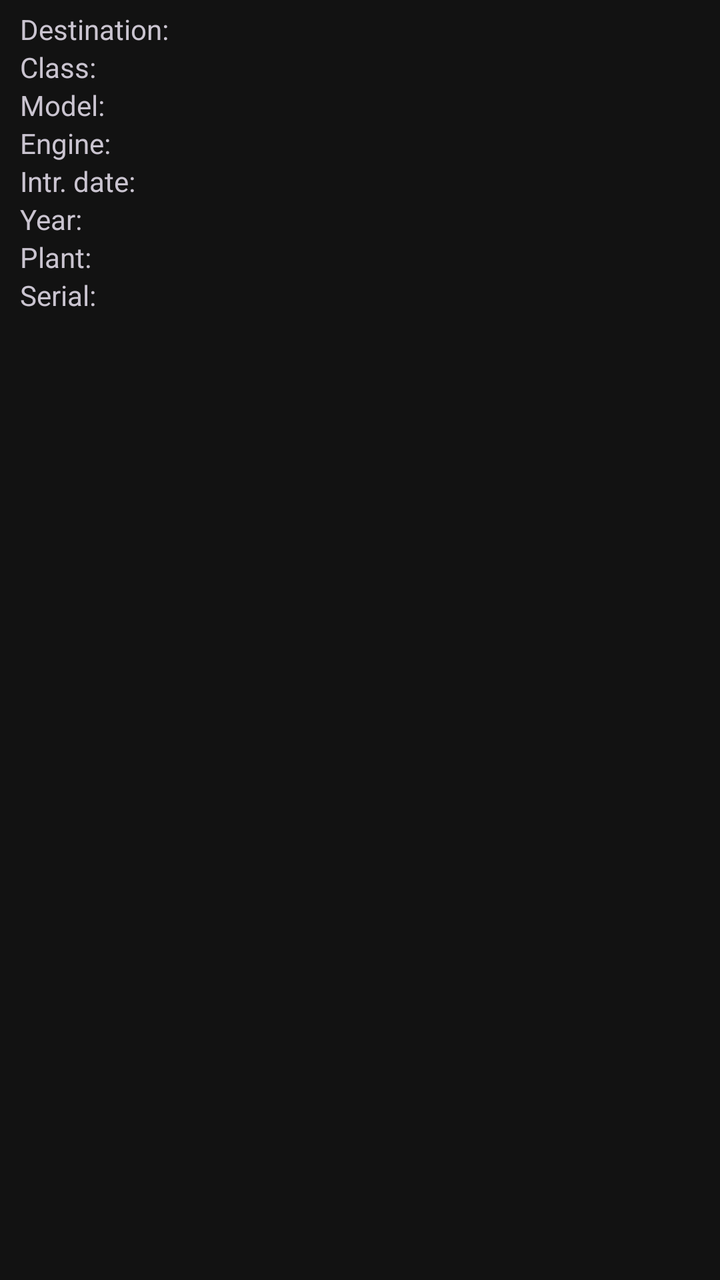
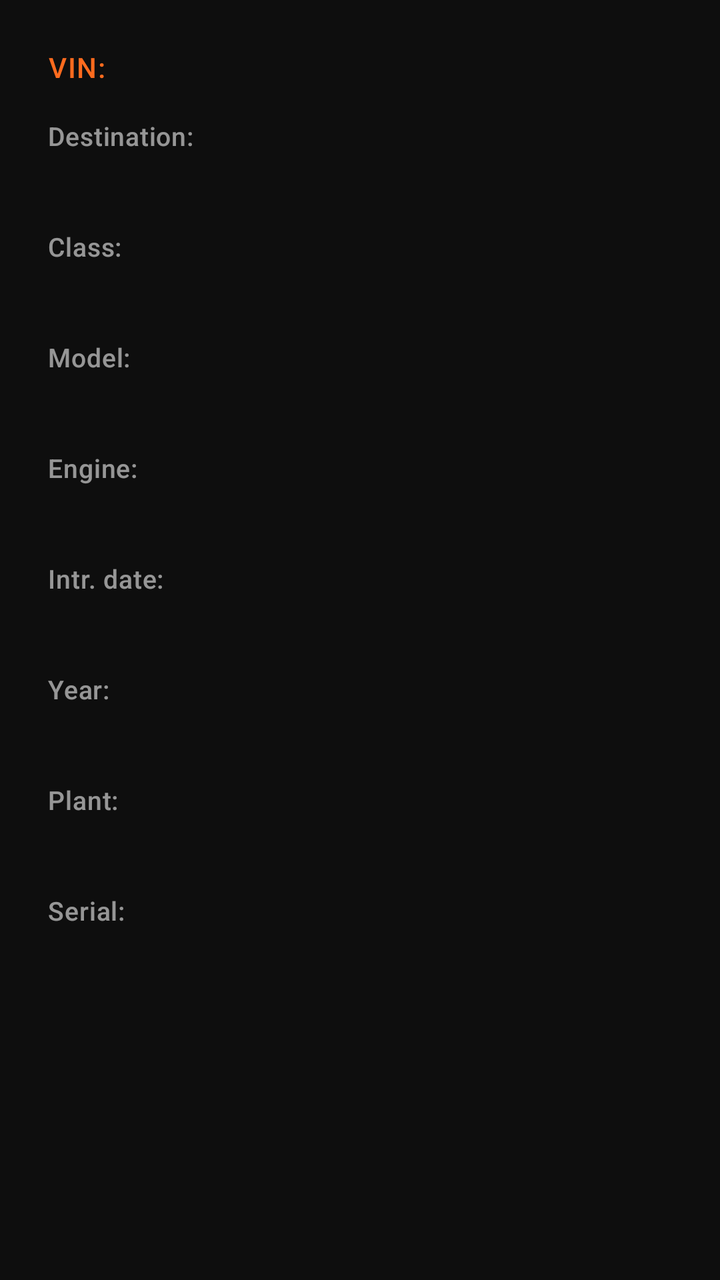

Compare the two renders of this Android layout. The source of the first and the diff that turns it into the second are given below.
<!-- AndroidManifest.xml: application theme Theme.HarleyDroid -->
<!-- res/layout/vin.xml -->
<?xml version="1.0" encoding="utf-8"?>
<TableLayout xmlns:android="http://schemas.android.com/apk/res/android"
    android:layout_width="wrap_content"
    android:layout_height="wrap_content"
    android:stretchColumns="2" >

    <View android:layout_height="5dip" />

    <TableRow>
        <TextView
            android:layout_width="wrap_content"
            android:layout_height="wrap_content"
            android:layout_column="1"
            android:paddingLeft="10dip"
            android:paddingRight="10dip"
            android:text="@string/vin_destination" />
        <TextView
            android:id="@+id/vin_destination"
            android:layout_width="wrap_content"
            android:layout_height="wrap_content" />
    </TableRow>

    <TableRow>
       <TextView
            android:layout_width="wrap_content"
            android:layout_height="wrap_content"
            android:layout_column="1"
            android:paddingLeft="10dip"
            android:paddingRight="10dip"
            android:text="@string/vin_class" />
        <TextView
            android:id="@+id/vin_class"
            android:layout_width="wrap_content"
            android:layout_height="wrap_content" />
    </TableRow>

    <TableRow>
       <TextView
            android:layout_width="wrap_content"
            android:layout_height="wrap_content"
            android:layout_column="1"
            android:paddingLeft="10dip"
            android:paddingRight="10dip"
            android:text="@string/vin_model" />
        <TextView
            android:id="@+id/vin_model"
            android:layout_width="wrap_content"
            android:layout_height="wrap_content" />
    </TableRow>

	<TableRow>
       <TextView
            android:layout_width="wrap_content"
            android:layout_height="wrap_content"
            android:layout_column="1"
            android:paddingLeft="10dip"
            android:paddingRight="10dip"
            android:text="@string/vin_engine" />
        <TextView
            android:id="@+id/vin_engine"
            android:layout_width="wrap_content"
            android:layout_height="wrap_content" />
    </TableRow>

	<TableRow>
       <TextView
            android:layout_width="wrap_content"
            android:layout_height="wrap_content"
            android:layout_column="1"
            android:paddingLeft="10dip"
            android:paddingRight="10dip"
            android:text="@string/vin_date" />
        <TextView
            android:id="@+id/vin_date"
            android:layout_width="wrap_content"
            android:layout_height="wrap_content" />
    </TableRow>

	<TableRow>
       <TextView
            android:layout_width="wrap_content"
            android:layout_height="wrap_content"
            android:layout_column="1"
            android:paddingLeft="10dip"
            android:paddingRight="10dip"
            android:text="@string/vin_year" />
        <TextView
            android:id="@+id/vin_year"
            android:layout_width="wrap_content"
            android:layout_height="wrap_content" />
    </TableRow>

	<TableRow>
       <TextView
            android:layout_width="wrap_content"
            android:layout_height="wrap_content"
            android:layout_column="1"
            android:paddingLeft="10dip"
            android:paddingRight="10dip"
            android:text="@string/vin_plant" />
        <TextView
            android:id="@+id/vin_plant"
            android:layout_width="wrap_content"
            android:layout_height="wrap_content" />
    </TableRow>

	<TableRow>
       <TextView
            android:layout_width="wrap_content"
            android:layout_height="wrap_content"
            android:layout_column="1"
            android:paddingLeft="10dip"
            android:paddingRight="10dip"
            android:text="@string/vin_serial" />
        <TextView
            android:id="@+id/vin_serial"
            android:layout_width="wrap_content"
            android:layout_height="wrap_content" />
    </TableRow>

	<View android:layout_height="5dip" />

</TableLayout>
<!-- resources referenced by this layout -->
<resources>
  <style name="Theme.HarleyDroid" parent="Theme.Material3.Dark.NoActionBar">
          <item name="colorPrimary">@color/hd_primary</item>
          <item name="colorOnPrimary">@color/hd_on_primary</item>
          <item name="colorPrimaryContainer">@color/hd_primary_container</item>
          <item name="colorSecondary">@color/hd_secondary</item>
          <item name="android:windowBackground">@color/hd_surface</item>
          <item name="android:statusBarColor">@android:color/transparent</item>
          <item name="android:navigationBarColor">@android:color/transparent</item>
          <item name="android:windowLightStatusBar">false</item>
          <item name="preferenceTheme">@style/PreferenceThemeOverlay</item>
      </style>
  <color name="hd_primary">#FF6B1E</color>
  <color name="hd_primary_container">#FFDBCB</color>
  <color name="hd_secondary">#2C2C2C</color>
  <color name="hd_surface">#121212</color>
  <!-- unchanged entries left out for length: 9 -->
</resources>

<!-- the commit's change to res/layout/vin.xml (unified diff, before → after) -->
@@ -1,123 +1,165 @@
 <?xml version="1.0" encoding="utf-8"?>
-<TableLayout xmlns:android="http://schemas.android.com/apk/res/android"
-    android:layout_width="wrap_content"
+<LinearLayout xmlns:android="http://schemas.android.com/apk/res/android"
+    android:layout_width="match_parent"
     android:layout_height="wrap_content"
-    android:stretchColumns="2" >
+    android:orientation="vertical"
+    android:padding="@dimen/space_24">
 
-    <View android:layout_height="5dip" />
+    <TextView
+        android:layout_width="match_parent"
+        android:layout_height="wrap_content"
+        android:layout_marginBottom="@dimen/space_16"
+        android:text="@string/vin_label"
+        android:textAppearance="@style/TextAppearance.HarleyDroid.Section" />
 
-    <TableRow>
+    <LinearLayout
+        android:layout_width="match_parent"
+        android:layout_height="wrap_content"
+        android:layout_marginBottom="@dimen/space_12"
+        android:orientation="vertical">
+
         <TextView
-            android:layout_width="wrap_content"
+            android:layout_width="match_parent"
             android:layout_height="wrap_content"
-            android:layout_column="1"
-            android:paddingLeft="10dip"
-            android:paddingRight="10dip"
-            android:text="@string/vin_destination" />
+            android:text="@string/vin_destination"
+            android:textAppearance="@style/TextAppearance.HarleyDroid.Label" />
+
         <TextView
             android:id="@+id/vin_destination"
-            android:layout_width="wrap_content"
-            android:layout_height="wrap_content" />
-    </TableRow>
+            android:layout_width="match_parent"
+            android:layout_height="wrap_content"
+            android:textAppearance="@style/TextAppearance.HarleyDroid.Value" />
+    </LinearLayout>
 
-    <TableRow>
-       <TextView
-            android:layout_width="wrap_content"
+    <LinearLayout
+        android:layout_width="match_parent"
+        android:layout_height="wrap_content"
+        android:layout_marginBottom="@dimen/space_12"
+        android:orientation="vertical">
+
+        <TextView
+            android:layout_width="match_parent"
             android:layout_height="wrap_content"
-            android:layout_column="1"
-            android:paddingLeft="10dip"
-            android:paddingRight="10dip"
-            android:text="@string/vin_class" />
+            android:text="@string/vin_class"
+            android:textAppearance="@style/TextAppearance.HarleyDroid.Label" />
+
         <TextView
             android:id="@+id/vin_class"
-            android:layout_width="wrap_content"
-            android:layout_height="wrap_content" />
-    </TableRow>
+            android:layout_width="match_parent"
+            android:layout_height="wrap_content"
+            android:textAppearance="@style/TextAppearance.HarleyDroid.Value" />
+    </LinearLayout>
 
-    <TableRow>
-       <TextView
-            android:layout_width="wrap_content"
+    <LinearLayout
+        android:layout_width="match_parent"
+        android:layout_height="wrap_content"
+        android:layout_marginBottom="@dimen/space_12"
+        android:orientation="vertical">
+
+        <TextView
+            android:layout_width="match_parent"
             android:layout_height="wrap_content"
-            android:layout_column="1"
-            android:paddingLeft="10dip"
-            android:paddingRight="10dip"
-            android:text="@string/vin_model" />
+            android:text="@string/vin_model"
+            android:textAppearance="@style/TextAppearance.HarleyDroid.Label" />
+
         <TextView
             android:id="@+id/vin_model"
-            android:layout_width="wrap_content"
-            android:layout_height="wrap_content" />
-    </TableRow>
+            android:layout_width="match_parent"
+            android:layout_height="wrap_content"
+            android:textAppearance="@style/TextAppearance.HarleyDroid.Value" />
+    </LinearLayout>
 
-	<TableRow>
-       <TextView
-            android:layout_width="wrap_content"
+    <LinearLayout
+        android:layout_width="match_parent"
+        android:layout_height="wrap_content"
+        android:layout_marginBottom="@dimen/space_12"
+        android:orientation="vertical">
+
+        <TextView
+            android:layout_width="match_parent"
             android:layout_height="wrap_content"
-            android:layout_column="1"
-            android:paddingLeft="10dip"
-            android:paddingRight="10dip"
-            android:text="@string/vin_engine" />
+            android:text="@string/vin_engine"
+            android:textAppearance="@style/TextAppearance.HarleyDroid.Label" />
+
         <TextView
             android:id="@+id/vin_engine"
-            android:layout_width="wrap_content"
-            android:layout_height="wrap_content" />
-    </TableRow>
+            android:layout_width="match_parent"
+            android:layout_height="wrap_content"
+            android:textAppearance="@style/TextAppearance.HarleyDroid.Value" />
+    </LinearLayout>
 
-	<TableRow>
-       <TextView
-            android:layout_width="wrap_content"
+    <LinearLayout
+        android:layout_width="match_parent"
+        android:layout_height="wrap_content"
+        android:layout_marginBottom="@dimen/space_12"
+        android:orientation="vertical">
+
+        <TextView
+            android:layout_width="match_parent"
             android:layout_height="wrap_content"
-            android:layout_column="1"
-            android:paddingLeft="10dip"
-            android:paddingRight="10dip"
-            android:text="@string/vin_date" />
+            android:text="@string/vin_date"
+            android:textAppearance="@style/TextAppearance.HarleyDroid.Label" />
+
         <TextView
             android:id="@+id/vin_date"
-            android:layout_width="wrap_content"
-            android:layout_height="wrap_content" />
-    </TableRow>
+            android:layout_width="match_parent"
+            android:layout_height="wrap_content"
+            android:textAppearance="@style/TextAppearance.HarleyDroid.Value" />
+    </LinearLayout>
 
-	<TableRow>
-       <TextView
-            android:layout_width="wrap_content"
+    <LinearLayout
+        android:layout_width="match_parent"
+        android:layout_height="wrap_content"
+        android:layout_marginBottom="@dimen/space_12"
+        android:orientation="vertical">
+
+        <TextView
+            android:layout_width="match_parent"
             android:layout_height="wrap_content"
-            android:layout_column="1"
-            android:paddingLeft="10dip"
-            android:paddingRight="10dip"
-            android:text="@string/vin_year" />
+            android:text="@string/vin_year"
+            android:textAppearance="@style/TextAppearance.HarleyDroid.Label" />
+
         <TextView
             android:id="@+id/vin_year"
-            android:layout_width="wrap_content"
-            android:layout_height="wrap_content" />
-    </TableRow>
+            android:layout_width="match_parent"
+            android:layout_height="wrap_content"
+            android:textAppearance="@style/TextAppearance.HarleyDroid.Value" />
+    </LinearLayout>
 
-	<TableRow>
-       <TextView
-            android:layout_width="wrap_content"
+    <LinearLayout
+        android:layout_width="match_parent"
+        android:layout_height="wrap_content"
+        android:layout_marginBottom="@dimen/space_12"
+        android:orientation="vertical">
+
+        <TextView
+            android:layout_width="match_parent"
             android:layout_height="wrap_content"
-            android:layout_column="1"
-            android:paddingLeft="10dip"
-            android:paddingRight="10dip"
-            android:text="@string/vin_plant" />
+            android:text="@string/vin_plant"
+            android:textAppearance="@style/TextAppearance.HarleyDroid.Label" />
+
         <TextView
             android:id="@+id/vin_plant"
-            android:layout_width="wrap_content"
-            android:layout_height="wrap_content" />
-    </TableRow>
+            android:layout_width="match_parent"
+            android:layout_height="wrap_content"
+            android:textAppearance="@style/TextAppearance.HarleyDroid.Value" />
+    </LinearLayout>
 
-	<TableRow>
-       <TextView
-            android:layout_width="wrap_content"
+    <LinearLayout
+        android:layout_width="match_parent"
+        android:layout_height="wrap_content"
+        android:orientation="vertical">
+
+        <TextView
+            android:layout_width="match_parent"
             android:layout_height="wrap_content"
-            android:layout_column="1"
-            android:paddingLeft="10dip"
-            android:paddingRight="10dip"
-            android:text="@string/vin_serial" />
+            android:text="@string/vin_serial"
+            android:textAppearance="@style/TextAppearance.HarleyDroid.Label" />
+
         <TextView
             android:id="@+id/vin_serial"
-            android:layout_width="wrap_content"
-            android:layout_height="wrap_content" />
-    </TableRow>
-
-	<View android:layout_height="5dip" />
-
-</TableLayout>
+            android:layout_width="match_parent"
+            android:layout_height="wrap_content"
+            android:textAppearance="@style/TextAppearance.HarleyDroid.Value" />
+    </LinearLayout>
+</LinearLayout>
<!-- resource entries referenced after the edit -->
@@ -1,20 +1,131 @@
 <!-- resources referenced by this layout -->
 <resources>
+  <dimen name="space_12">12dp</dimen>
+  <dimen name="space_16">16dp</dimen>
+  <dimen name="space_24">24dp</dimen>
+  <string name="vin_label">VIN:</string>
+  <style name="TextAppearance.HarleyDroid.Label" parent="TextAppearance.Material3.LabelMedium">
+          <item name="android:textSize">@dimen/textsize_label</item>
+          <item name="android:textColor">@color/hd_on_surface_60</item>
+          <item name="android:fontFamily">sans-serif</item>
+          <item name="android:letterSpacing">0.02</item>
+      </style>
+  <style name="TextAppearance.HarleyDroid.Section" parent="TextAppearance.Material3.TitleSmall">
+          <item name="android:textSize">@dimen/text_body</item>
+          <item name="android:textColor">?attr/colorPrimary</item>
+          <item name="android:fontFamily">sans-serif-medium</item>
+          <item name="android:letterSpacing">0.04</item>
+          <item name="android:textAllCaps">true</item>
+      </style>
+  <style name="TextAppearance.HarleyDroid.Value" parent="TextAppearance.Material3.TitleMedium">
+          <item name="android:textSize">@dimen/textsize</item>
+          <item name="android:textColor">@color/hd_on_surface</item>
+          <item name="android:fontFamily">sans-serif-medium</item>
+          <item name="android:fontFeatureSettings">tnum</item>
+      </style>
   <style name="Theme.HarleyDroid" parent="Theme.Material3.Dark.NoActionBar">
-          <item name="colorPrimary">@color/hd_primary</item>
+          <item name="colorPrimary">@color/hd_accent_orange</item>
           <item name="colorOnPrimary">@color/hd_on_primary</item>
-          <item name="colorPrimaryContainer">@color/hd_primary_container</item>
+          <item name="colorPrimaryContainer">@color/hd_accent_orange_container</item>
+          <item name="colorOnPrimaryContainer">@color/hd_accent_orange</item>
+          <item name="hdColorAccentSoft">@color/hd_accent_orange_soft</item>
+          <item name="hdColorGaugeReadout">@color/hd_accent_orange_readout</item>
           <item name="colorSecondary">@color/hd_secondary</item>
+          <item name="colorOnSecondary">@color/hd_on_surface</item>
+          <item name="colorSurface">@color/hd_surface</item>
+          <item name="colorOnSurface">@color/hd_on_surface</item>
+          <item name="colorSurfaceVariant">@color/hd_surface_elevated</item>
+          <item name="colorOnSurfaceVariant">@color/hd_on_surface_60</item>
+          <item name="colorOutline">@color/hd_outline</item>
+          <item name="android:colorBackground">@color/hd_surface</item>
           <item name="android:windowBackground">@color/hd_surface</item>
           <item name="android:statusBarColor">@android:color/transparent</item>
           <item name="android:navigationBarColor">@android:color/transparent</item>
           <item name="android:windowLightStatusBar">false</item>
-          <item name="preferenceTheme">@style/PreferenceThemeOverlay</item>
+          <item name="materialAlertDialogTheme">@style/ThemeOverlay.HarleyDroid.MaterialAlertDialog</item>
+          <item name="preferenceTheme">@style/PreferenceThemeOverlay.HarleyDroid</item>
+          <item name="toolbarStyle">@style/Widget.HarleyDroid.Toolbar</item>
+  
+          
+          <item name="android:soundEffectsEnabled">false</item>
+          <item name="colorControlHighlight">@android:color/transparent</item>
+          <item name="actionBarItemBackground">@drawable/bg_no_press</item>
+          <item name="selectableItemBackground">@drawable/bg_no_press</item>
+          <item name="android:selectableItemBackground">@drawable/bg_no_press</item>
+          <item name="selectableItemBackgroundBorderless">@drawable/bg_no_press</item>
+          <item name="android:selectableItemBackgroundBorderless">@drawable/bg_no_press</item>
+          <item name="android:windowAnimationStyle">@null</item>
+          <item name="motionDurationShort1">@integer/hd_motion_none</item>
+          <item name="motionDurationShort2">@integer/hd_motion_none</item>
+          <item name="motionDurationShort3">@integer/hd_motion_none</item>
+          <item name="motionDurationShort4">@integer/hd_motion_none</item>
+          <item name="motionDurationMedium1">@integer/hd_motion_none</item>
+          <item name="motionDurationMedium2">@integer/hd_motion_none</item>
+          <item name="motionDurationMedium3">@integer/hd_motion_none</item>
+          <item name="motionDurationMedium4">@integer/hd_motion_none</item>
+          <item name="motionDurationLong1">@integer/hd_motion_none</item>
+          <item name="motionDurationLong2">@integer/hd_motion_none</item>
+          <item name="motionDurationLong3">@integer/hd_motion_none</item>
+          <item name="motionDurationLong4">@integer/hd_motion_none</item>
+          <item name="motionDurationExtraLong1">@integer/hd_motion_none</item>
+          <item name="motionDurationExtraLong2">@integer/hd_motion_none</item>
+          <item name="motionDurationExtraLong3">@integer/hd_motion_none</item>
+          <item name="motionDurationExtraLong4">@integer/hd_motion_none</item>
       </style>
-  <color name="hd_primary">#FF6B1E</color>
-  <color name="hd_primary_container">#FFDBCB</color>
-  <color name="hd_secondary">#2C2C2C</color>
-  <color name="hd_surface">#121212</color>
+  <dimen name="textsize_label">13sp</dimen>
+  <color name="hd_on_surface_60">#99F2F2F2</color>
+  <dimen name="text_body">14sp</dimen>
+  <dimen name="textsize">18sp</dimen>
+  <color name="hd_on_surface">#F2F2F2</color>
+  <color name="hd_accent_orange">#FF6B1E</color>
+  <color name="hd_accent_orange_container">#3D2318</color>
+  <color name="hd_accent_orange_soft">#26FF6B1E</color>
+  <color name="hd_accent_orange_readout">#E8FF6B1E</color>
+  <color name="hd_secondary">#2A2A2A</color>
+  <color name="hd_surface">#0E0E0E</color>
+  <color name="hd_surface_elevated">#1A1A1A</color>
+  <color name="hd_outline">#33FFFFFF</color>
+  <style name="ThemeOverlay.HarleyDroid.MaterialAlertDialog" parent="ThemeOverlay.Material3.MaterialAlertDialog">
+          
+          
+          <item name="colorSurface">@color/hd_surface_elevated</item>
+          <item name="colorOnSurface">@color/hd_on_surface</item>
+          <item name="materialAlertDialogTitleTextStyle">@style/MaterialAlertDialog.HarleyDroid.Title.Text</item>
+          <item name="materialAlertDialogBodyTextStyle">@style/MaterialAlertDialog.HarleyDroid.Body.Text</item>
+      </style>
+  <style name="PreferenceThemeOverlay.HarleyDroid" parent="PreferenceThemeOverlay">
+          <item name="android:textColorPrimary">@color/hd_on_surface</item>
+          <item name="android:textColorSecondary">@color/hd_on_surface_60</item>
+          <item name="selectableItemBackground">@drawable/bg_no_press</item>
+          <item name="android:selectableItemBackground">@drawable/bg_no_press</item>
+          <item name="colorControlHighlight">@android:color/transparent</item>
+      </style>
+  <style name="Widget.HarleyDroid.Toolbar" parent="Widget.Material3.Toolbar">
+          <item name="android:background">@color/hd_toolbar</item>
+          <item name="titleTextColor">@color/hd_on_surface</item>
+          <item name="subtitleTextColor">@color/hd_on_surface_60</item>
+      </style>
+  <!-- drawable bg_no_press (drawable) -->
+  <?xml version="1.0" encoding="utf-8"?>
+  <shape xmlns:android="http://schemas.android.com/apk/res/android"
+      android:shape="rectangle">
+      <solid android:color="@android:color/transparent" />
+  </shape>
+  <style name="MaterialAlertDialog.HarleyDroid.Title.Text" parent="MaterialAlertDialog.Material3.Title.Text">
+          <item name="android:textAppearance">@style/TextAppearance.HarleyDroid.Value</item>
+          <item name="android:textColor">@color/hd_on_surface</item>
+      </style>
+  <style name="MaterialAlertDialog.HarleyDroid.Body.Text" parent="MaterialAlertDialog.Material3.Body.Text">
+          <item name="android:textAppearance">@style/TextAppearance.HarleyDroid.Body</item>
+          <item name="android:textColor">@color/hd_on_surface_80</item>
+      </style>
+  <color name="hd_toolbar">#161616</color>
+  <style name="TextAppearance.HarleyDroid.Body" parent="TextAppearance.Material3.BodyMedium">
+          <item name="android:textSize">@dimen/text_body</item>
+          <item name="android:textColor">@color/hd_on_surface_80</item>
+          <item name="android:fontFamily">sans-serif</item>
+      </style>
+  <color name="hd_on_surface_80">#CCF2F2F2</color>
   <!-- unchanged entries left out for length: 9 -->
 </resources>
 
